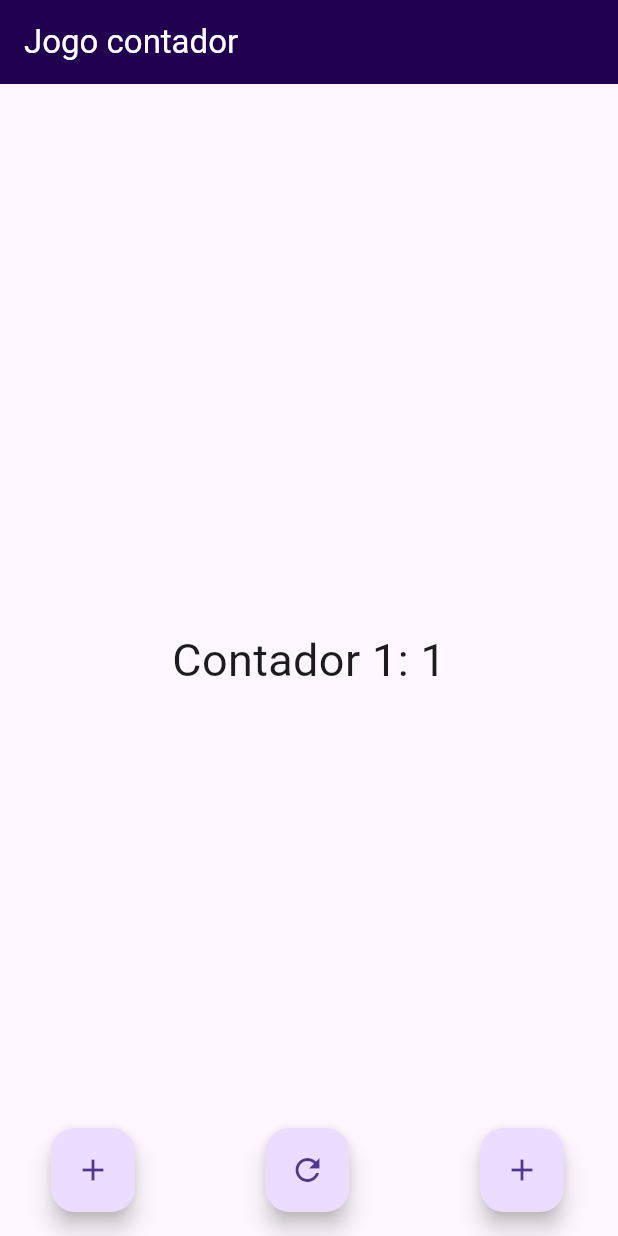
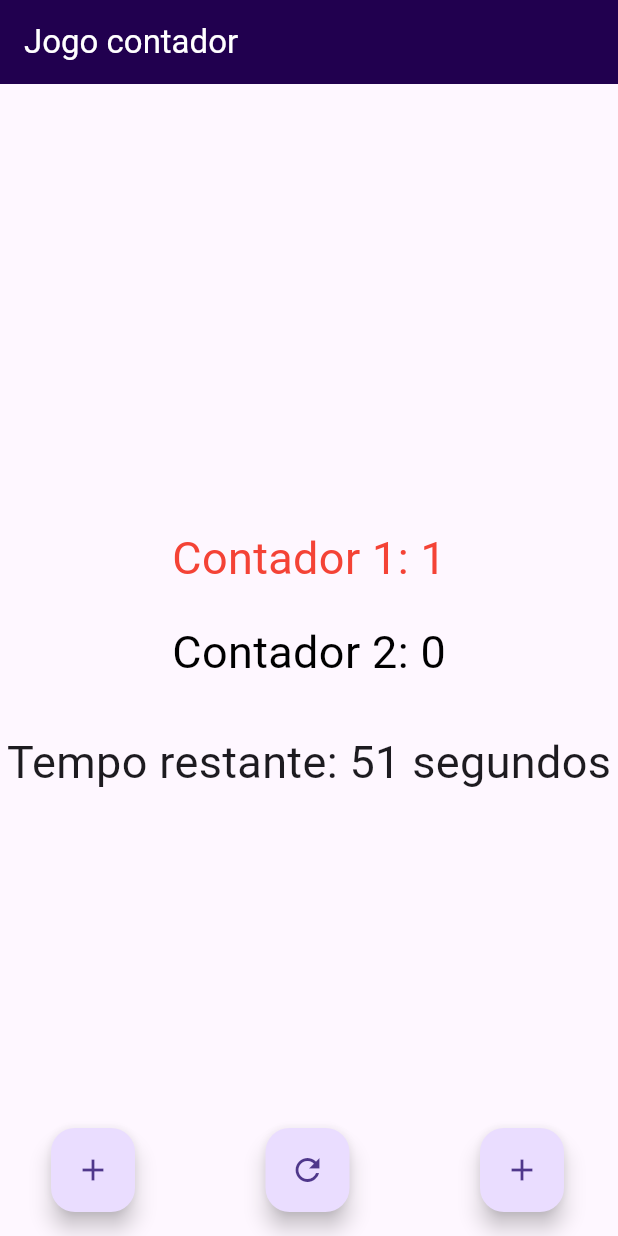
Before and after one commit to Gexis95/senac, a Flutter app: the screen it shows after launch, after a tap on the "add" icon, on a phone screen of 412 x 824 dp. Run offline on Flutter 3.47's test engine with Material 3 defaults, Android fonts, the light colour scheme and no system bars.

Commit message:
30/01/2024
botão de reiniciar, timer, adição aos cliques funcionando. Falta o bloqueio da adição ao acabar o timer e o reset funcionar no tempo

```diff
--- a/PROJETOS/android projetos/contador/lib/main.dart
+++ b/PROJETOS/android projetos/contador/lib/main.dart
@@ -12,6 +12,7 @@ class Aplicativo extends StatefulWidget {
   State<Aplicativo> createState() => _EstadoAplicativo();
 }
 
+//variaveis
 //"_" indica que a classe é privada
 class _EstadoAplicativo extends State<Aplicativo> {
   int contador1 = 0;
@@ -19,9 +20,55 @@ class _EstadoAplicativo extends State<Aplicativo> {
   var _tempo = 60;
   late Timer _timer;
   bool _clique = true;
+  Color cor1 = Colors.black;
+  Color cor2 = Colors.black;
+
+  @override
+  void initState() {
+    super.initState();
+    _iniciarTimer();
+  }
+
+  void dispose() {
+    _timer.cancel();
+    super.dispose();
+  }
+
+  void _iniciarTimer() {
+    _timer = Timer.periodic(const Duration(seconds: 1), (timer) {
+      setState(() {
+        if (_tempo > 0) {
+          _tempo--;
+        } else {
+          _timer.cancel;
+        }
+      });
+    });
+  }
+
+  void mudarCor() {
+    if (contador1 > contador2) {
+      cor1 = Colors.red;
+      cor2 = Colors.black;
+    } else if (contador2 > contador1) {
+      cor1 = Colors.black;
+      cor2 = Colors.red;
+    } else {
+      cor1 = Colors.blue;
+      cor2 = Colors.blue;
+    }
+  }
+
+  void _reiniciar() {
+    setState(() {
+      contador1 = 0;
+      contador2 = 0;
+    });
+  }
 
   @override
   Widget build(BuildContext context) {
+    mudarCor();
     return MaterialApp(
       debugShowCheckedModeBanner: false,
       home: Scaffold(
@@ -40,7 +87,18 @@ class _EstadoAplicativo extends State<Aplicativo> {
             children: [
               Text(
                 'Contador 1: $contador1',
-                style: const TextStyle(fontSize: 30),
+                style: TextStyle(fontSize: 30, color: cor1),
+              ),
+              const SizedBox(
+                height: 20,
+              ),
+              Text(
+                'Contador 2: $contador2',
+                style: TextStyle(fontSize: 30, color: cor2),
+              ),
+              const SizedBox(height: 30),
+
+              Text('Tempo restante: $_tempo segundos', style: const TextStyle(fontSize: 30),
               ),
             ],
           ),
@@ -58,23 +116,26 @@ class _EstadoAplicativo extends State<Aplicativo> {
                     contador1++;
                   });
                 },
+
                 tooltip: 'Incrementar Contador 1',
                 child: const Icon(Icons.add),
               ),
             ),
-
-            const FloatingActionButton(
-              onPressed: null,
+            FloatingActionButton(
+              onPressed: _reiniciar,
               tooltip: 'Zerar Contagem',
-              child: Icon(Icons.refresh),
+              child: const Icon(Icons.refresh),
             ),
-
-            const Padding(
-              padding: EdgeInsets.only(right: 20.00),
+            Padding(
+              padding: const EdgeInsets.only(right: 20.00),
               child: FloatingActionButton(
-                onPressed: null,
+                onPressed: () {
+                  setState(() {
+                    contador2++;
+                  });
+                },
                 tooltip: 'Incrementar contador 2',
-                child: Icon(Icons.add),
+                child: const Icon(Icons.add),
               ),
             ),
           ],
```
